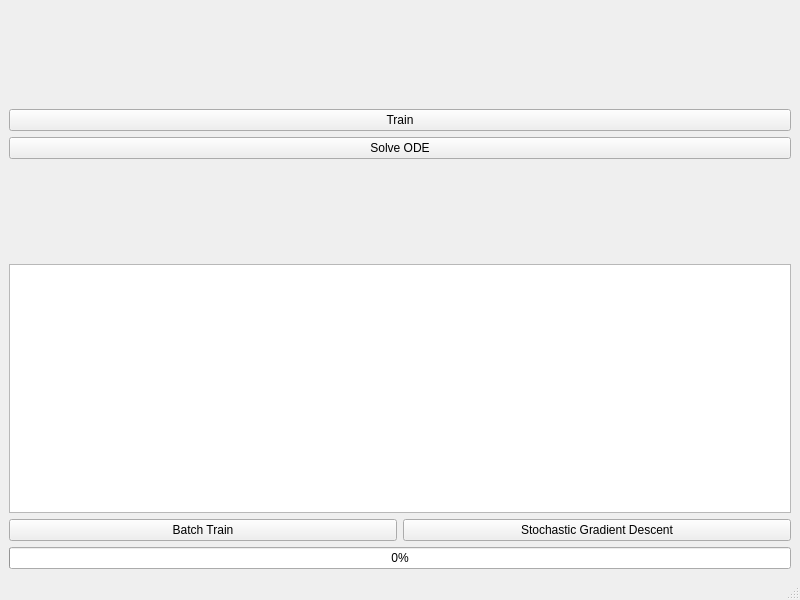
Qt form QAnn/mainwindow.ui (ArashMassoudieh/ANNplusplus) before a commit.
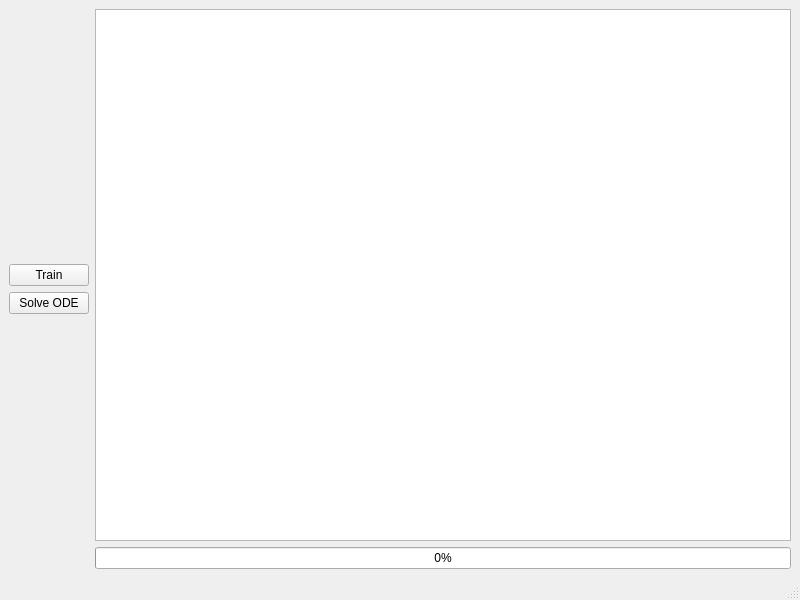
The same form after that commit.

What changed in the file:
```diff
--- a/QAnn/mainwindow.ui
+++ b/QAnn/mainwindow.ui
@@ -14,7 +14,7 @@
    <string>MainWindow</string>
   </property>
   <widget class="QWidget" name="centralwidget">
-   <layout class="QVBoxLayout" name="verticalLayout">
+   <layout class="QHBoxLayout" name="horizontalLayout_2">
     <item>
      <layout class="QVBoxLayout" name="verticalLayout">
       <item>
@@ -60,33 +60,19 @@
      </layout>
     </item>
     <item>
-     <widget class="QTextBrowser" name="textBrowser"/>
-    </item>
-    <item>
-     <layout class="QHBoxLayout" name="horizontalLayout">
+     <layout class="QVBoxLayout" name="verticalLayout_2">
       <item>
-       <widget class="QPushButton" name="BatchTrain">
-        <property name="text">
-         <string>Batch Train</string>
-        </property>
-       </widget>
+       <widget class="QTextBrowser" name="textBrowser_2"/>
       </item>
       <item>
-       <widget class="QPushButton" name="stochastic_gradient_descent">
-        <property name="text">
-         <string>Stochastic Gradient Descent</string>
+       <widget class="QProgressBar" name="progressBar">
+        <property name="value">
+         <number>0</number>
         </property>
        </widget>
       </item>
      </layout>
     </item>
-    <item>
-     <widget class="QProgressBar" name="progressBar">
-      <property name="value">
-       <number>0</number>
-      </property>
-     </widget>
-    </item>
    </layout>
   </widget>
   <widget class="QMenuBar" name="menubar">
```
